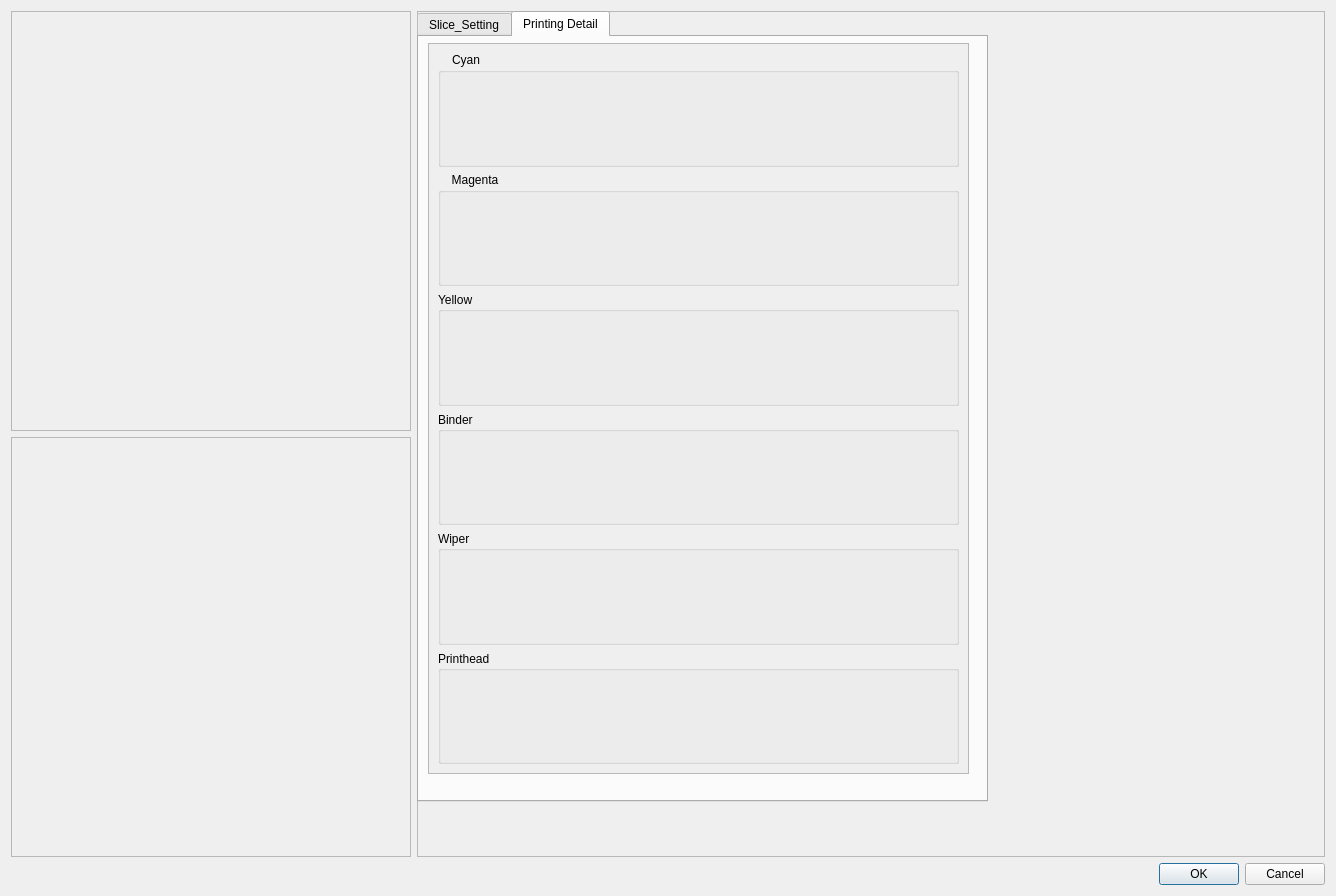
First picture: the form in bcpware/src/bcpware/ui/historyDetail.ui, repository peterstoneee/BCPware_skt, before the edit.
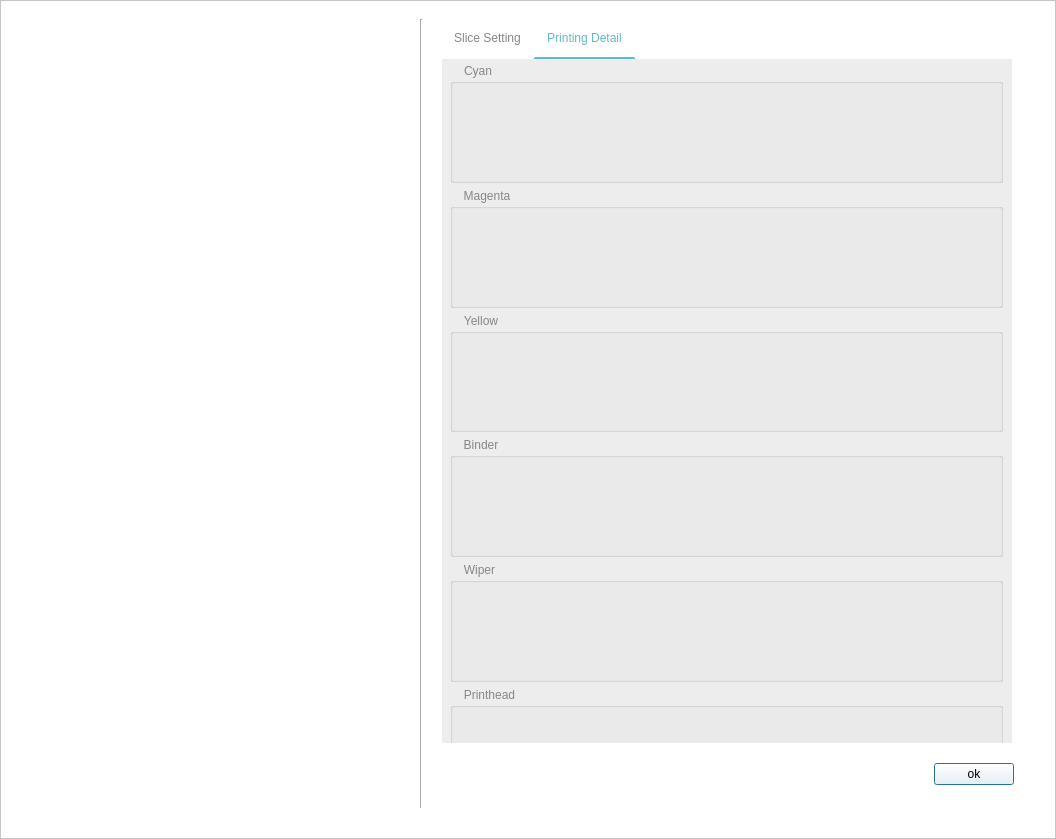
Second picture: the form after the edit. The open tabs and pages were chosen to show the change.

What changed in the file:
```diff
--- a/bcpware/src/bcpware/ui/historyDetail.ui
+++ b/bcpware/src/bcpware/ui/historyDetail.ui
@@ -6,23 +6,78 @@
    <rect>
     <x>0</x>
     <y>0</y>
-    <width>1336</width>
-    <height>896</height>
+    <width>1056</width>
+    <height>839</height>
    </rect>
   </property>
   <property name="windowTitle">
    <string>Dialog</string>
   </property>
+  <property name="styleSheet">
+   <string notr="true">background-color: rgb(255, 255, 255);
+</string>
+  </property>
   <layout class="QGridLayout" name="gridLayout_2">
-   <item row="2" column="1">
-    <widget class="QDialogButtonBox" name="buttonBox">
+   <property name="leftMargin">
+    <number>0</number>
+   </property>
+   <property name="topMargin">
+    <number>0</number>
+   </property>
+   <property name="rightMargin">
+    <number>0</number>
+   </property>
+   <property name="bottomMargin">
+    <number>0</number>
+   </property>
+   <item row="0" column="0" colspan="2">
+    <widget class="QFrame" name="frame_5">
+     <property name="minimumSize">
+      <size>
+       <width>50</width>
+       <height>0</height>
+      </size>
+     </property>
+     <property name="styleSheet">
+      <string notr="true"/>
+     </property>
+     <property name="frameShape">
+      <enum>QFrame::StyledPanel</enum>
+     </property>
+     <property name="frameShadow">
+      <enum>QFrame::Plain</enum>
+     </property>
+     <property name="lineWidth">
+      <number>1</number>
+     </property>
+     <layout class="QGridLayout" name="gridLayout_5">
+      <property name="leftMargin">
+       <number>7</number>
+      </property>
+      <property name="topMargin">
+       <number>7</number>
+      </property>
+      <property name="rightMargin">
+       <number>7</number>
+      </property>
+      <property name="bottomMargin">
+       <number>7</number>
+      </property>
+      <property name="spacing">
+       <number>0</number>
+      </property>
+      <item row="2" column="0">
+       <spacer name="verticalSpacer">
      <property name="orientation">
-      <enum>Qt::Horizontal</enum>
-     </property>
-     <property name="standardButtons">
-      <set>QDialogButtonBox::Cancel|QDialogButtonBox::Ok</set>
-     </property>
-    </widget>
+         <enum>Qt::Vertical</enum>
+        </property>
+        <property name="sizeHint" stdset="0">
+         <size>
+          <width>20</width>
+          <height>27</height>
+         </size>
+        </property>
+       </spacer>
    </item>
    <item row="0" column="0">
     <widget class="QFrame" name="frame">
@@ -38,15 +93,27 @@
        <height>400</height>
       </size>
      </property>
+        <property name="maximumSize">
+         <size>
+          <width>400</width>
+          <height>400</height>
+         </size>
+        </property>
      <property name="frameShape">
-      <enum>QFrame::StyledPanel</enum>
+         <enum>QFrame::NoFrame</enum>
      </property>
      <property name="frameShadow">
-      <enum>QFrame::Raised</enum>
+         <enum>QFrame::Plain</enum>
+        </property>
+        <property name="lineWidth">
+         <number>0</number>
      </property>
      <layout class="QGridLayout" name="gridLayout">
       <item row="0" column="0">
        <widget class="QLabel" name="thumbnailLb">
+           <property name="lineWidth">
+            <number>0</number>
+           </property>
         <property name="text">
          <string/>
         </property>
@@ -55,49 +122,216 @@
      </layout>
     </widget>
    </item>
-   <item row="1" column="0">
-    <widget class="QFrame" name="frame_3">
-     <property name="frameShape">
-      <enum>QFrame::StyledPanel</enum>
-     </property>
-     <property name="frameShadow">
-      <enum>QFrame::Raised</enum>
-     </property>
-    </widget>
-   </item>
    <item row="0" column="1" rowspan="2">
+       <widget class="QFrame" name="frame_4">
+        <property name="minimumSize">
+         <size>
+          <width>25</width>
+          <height>800</height>
+         </size>
+        </property>
+        <property name="maximumSize">
+         <size>
+          <width>25</width>
+          <height>16777215</height>
+         </size>
+        </property>
+        <property name="frameShape">
+         <enum>QFrame::NoFrame</enum>
+        </property>
+        <property name="frameShadow">
+         <enum>QFrame::Plain</enum>
+        </property>
+        <layout class="QGridLayout" name="gridLayout_4">
+         <property name="leftMargin">
+          <number>11</number>
+         </property>
+         <property name="topMargin">
+          <number>11</number>
+         </property>
+         <item row="0" column="0">
+          <widget class="Line" name="line">
+           <property name="minimumSize">
+            <size>
+             <width>0</width>
+             <height>800</height>
+            </size>
+           </property>
+           <property name="orientation">
+            <enum>Qt::Vertical</enum>
+           </property>
+          </widget>
+         </item>
+        </layout>
+       </widget>
+      </item>
+      <item row="0" column="2" rowspan="2">
     <widget class="QFrame" name="frame_2">
      <property name="frameShape">
-      <enum>QFrame::StyledPanel</enum>
+         <enum>QFrame::NoFrame</enum>
      </property>
      <property name="frameShadow">
       <enum>QFrame::Raised</enum>
      </property>
+        <property name="lineWidth">
+         <number>0</number>
+        </property>
+        <layout class="QGridLayout" name="gridLayout_6">
+         <item row="1" column="0">
+          <widget class="QFrame" name="frame_6">
+           <property name="minimumSize">
+            <size>
+             <width>0</width>
+             <height>50</height>
+            </size>
+           </property>
+           <property name="frameShape">
+            <enum>QFrame::NoFrame</enum>
+           </property>
+           <property name="frameShadow">
+            <enum>QFrame::Plain</enum>
+           </property>
+           <property name="lineWidth">
+            <number>0</number>
+           </property>
+           <layout class="QGridLayout" name="gridLayout_7">
+            <item row="0" column="1">
+             <widget class="QPushButton" name="closeButton">
+              <property name="font">
+               <font>
+                <family>Arial</family>
+               </font>
+              </property>
+              <property name="text">
+               <string>ok</string>
+              </property>
+             </widget>
+            </item>
+            <item row="0" column="0">
+             <spacer name="horizontalSpacer">
+              <property name="orientation">
+               <enum>Qt::Horizontal</enum>
+              </property>
+              <property name="sizeType">
+               <enum>QSizePolicy::Expanding</enum>
+              </property>
+              <property name="sizeHint" stdset="0">
+               <size>
+                <width>40</width>
+                <height>20</height>
+               </size>
+              </property>
+             </spacer>
+            </item>
+            <item row="0" column="2">
+             <spacer name="horizontalSpacer_2">
+              <property name="orientation">
+               <enum>Qt::Horizontal</enum>
+              </property>
+              <property name="sizeType">
+               <enum>QSizePolicy::Fixed</enum>
+              </property>
+              <property name="sizeHint" stdset="0">
+               <size>
+                <width>16</width>
+                <height>20</height>
+               </size>
+              </property>
+             </spacer>
+            </item>
+           </layout>
+          </widget>
+         </item>
+         <item row="0" column="0">
      <widget class="QTabWidget" name="tabWidget">
-      <property name="geometry">
-       <rect>
-        <x>0</x>
-        <y>0</y>
-        <width>571</width>
-        <height>791</height>
-       </rect>
+           <property name="styleSheet">
+            <string notr="true">QTabBar::tab {
+color: rgb(134, 134, 134);
+ border: 0px ;
+	border-top-color: #ffffff;
+border-left-color: #ffffff;
+border-right-color: #ffffff;
+  border-bottom-color: #5cbcca;  
+	background-color: rgb(255, 255, 255);
+  
+    min-width: 40ex;
+    padding: 12px;
+	font: 8pt &quot;Arial&quot;;
+
+	/*margin-bottom:10px;*/
+}
+
+QTabBar::tab:selected {
+    /*border-color: #9B9B9B;*/
+	color: rgb(92, 188, 202);
+ 	border: 2px solid ;
+	border-top-color: #ffffff;
+border-left-color: #ffffff;
+border-right-color: #ffffff;
+    border-bottom-color: #5cbcca;  
+ 
+}
+QTabWidget::pane {
+
+border: 0px solid #C2C7CB;
+
+}</string>
       </property>
       <property name="currentIndex">
-       <number>1</number>
+            <number>0</number>
       </property>
       <widget class="QWidget" name="tab">
        <attribute name="title">
-        <string>Slice_Setting</string>
+             <string>Slice Setting</string>
        </attribute>
        <widget class="QScrollArea" name="scrollArea_2">
         <property name="geometry">
          <rect>
-          <x>9</x>
-          <y>6</y>
-          <width>551</width>
-          <height>751</height>
-         </rect>
-        </property>
+               <x>-1</x>
+               <y>-4</y>
+               <width>571</width>
+               <height>771</height>
+              </rect>
+             </property>
+             <property name="styleSheet">
+              <string notr="true"> QScrollBar:vertical {
+     border: 0px solid grey;
+     background: #999999;
+     width: 4px;
+     margin: 0px 0 0px 0;
+ }
+QScrollBar::handle:vertical {  
+	
+	background-color: #5cbcca;
+    min-width: 20px;
+ 	border-top-left-radius: 4px;
+    border-top-right-radius: 4px;
+	border-bottom-left-radius: 4px;
+    border-bottom-right-radius: 4px;
+	
+}
+QScrollBar::add-line:vertical {
+    border: none;
+      background: none;
+      color: none;
+}
+
+ QScrollBar::sub-line:vertical {
+    border: none;
+      background: none;
+      color: none;
+ }
+</string>
+             </property>
+             <property name="frameShape">
+              <enum>QFrame::NoFrame</enum>
+             </property>
+             <property name="frameShadow">
+              <enum>QFrame::Plain</enum>
+             </property>
+             <property name="lineWidth">
+              <number>0</number>
+             </property>
         <property name="widgetResizable">
          <bool>true</bool>
         </property>
@@ -106,10 +340,13 @@
           <rect>
            <x>0</x>
            <y>0</y>
-           <width>549</width>
-           <height>749</height>
-          </rect>
-         </property>
+                <width>571</width>
+                <height>771</height>
+               </rect>
+              </property>
+              <property name="styleSheet">
+               <string notr="true">background: #ededed;</string>
+              </property>
         </widget>
        </widget>
       </widget>
@@ -120,12 +357,55 @@
        <widget class="QScrollArea" name="scrollArea">
         <property name="geometry">
          <rect>
-          <x>9</x>
-          <y>6</y>
-          <width>541</width>
-          <height>731</height>
-         </rect>
-        </property>
+               <x>-1</x>
+               <y>-4</y>
+               <width>571</width>
+               <height>761</height>
+              </rect>
+             </property>
+             <property name="styleSheet">
+              <string notr="true"> QScrollBar:vertical {
+     border: 0px solid ;
+     background: #999999;
+     width: 4px;
+     margin: 0px 0 0px 0;
+ }
+QScrollBar {
+     border: 0px solid ;
+    
+ }
+QScrollBar::handle:vertical {  
+	
+	background-color: #5cbcca;
+    min-width: 20px;
+ 	border-top-left-radius: 4px;
+    border-top-right-radius: 4px;
+	border-bottom-left-radius: 4px;
+    border-bottom-right-radius: 4px;
+	
+}
+QScrollBar::add-line:vertical {
+    border: none;
+      background: none;
+      color: none;
+}
+
+ QScrollBar::sub-line:vertical {
+    border: none;
+      background: none;
+      color: none;
+ }
+</string>
+             </property>
+             <property name="frameShape">
+              <enum>QFrame::NoFrame</enum>
+             </property>
+             <property name="frameShadow">
+              <enum>QFrame::Plain</enum>
+             </property>
+             <property name="lineWidth">
+              <number>0</number>
+             </property>
         <property name="widgetResizable">
          <bool>true</bool>
         </property>
@@ -134,20 +414,24 @@
           <rect>
            <x>0</x>
            <y>0</y>
-           <width>539</width>
-           <height>729</height>
-          </rect>
-         </property>
+                <width>571</width>
+                <height>761</height>
+               </rect>
+              </property>
+              <property name="styleSheet">
+               <string notr="true">background: #ededed;</string>
+              </property>
          <layout class="QGridLayout" name="gridLayout_3">
-          <item row="5" column="0">
-           <widget class="QGroupBox" name="printheadGB">
-            <property name="title">
-             <string>Printhead</string>
-            </property>
-           </widget>
-          </item>
           <item row="4" column="0">
            <widget class="QGroupBox" name="wiperGB">
+                 <property name="styleSheet">
+                  <string notr="true">QGroupBox::title {
+    subcontrol-origin: margin;
+    left: 7px;
+    padding: 0px 5px 0px 5px;
+	color: rgb(134, 134, 134);
+}</string>
+                 </property>
             <property name="title">
              <string>Wiper</string>
             </property>
@@ -161,21 +445,31 @@
               <height>112</height>
              </size>
             </property>
+                 <property name="styleSheet">
+                  <string notr="true">QGroupBox::title {
+    subcontrol-origin: margin;
+    left: 7px;
+    padding: 0px 5px 0px 5px;
+	color: rgb(134, 134, 134);
+}</string>
+                 </property>
             <property name="title">
              <string>Binder</string>
             </property>
            </widget>
           </item>
-          <item row="2" column="0">
-           <widget class="QGroupBox" name="yellowGB">
-            <property name="minimumSize">
-             <size>
-              <width>0</width>
-              <height>112</height>
-             </size>
+               <item row="5" column="0">
+                <widget class="QGroupBox" name="printheadGB">
+                 <property name="styleSheet">
+                  <string notr="true">QGroupBox::title {
+    subcontrol-origin: margin;
+    left: 7px;
+    padding: 0px 5px 0px 5px;
+	color: rgb(134, 134, 134);
+}</string>
             </property>
             <property name="title">
-             <string>Yellow</string>
+                  <string>Printhead</string>
             </property>
            </widget>
           </item>
@@ -192,6 +486,7 @@
     subcontrol-origin: margin;
     left: 7px;
     padding: 0px 5px 0px 5px;
+	color: rgb(134, 134, 134);
 }</string>
             </property>
             <property name="title">
@@ -199,6 +494,27 @@
             </property>
            </widget>
           </item>
+               <item row="2" column="0">
+                <widget class="QGroupBox" name="yellowGB">
+                 <property name="minimumSize">
+                  <size>
+                   <width>0</width>
+                   <height>112</height>
+                  </size>
+                 </property>
+                 <property name="styleSheet">
+                  <string notr="true">QGroupBox::title {
+    subcontrol-origin: margin;
+    left: 7px;
+    padding: 0px 5px 0px 5px;
+	color: rgb(134, 134, 134);
+}</string>
+                 </property>
+                 <property name="title">
+                  <string>Yellow</string>
+                 </property>
+                </widget>
+               </item>
           <item row="0" column="0">
            <widget class="QGroupBox" name="cyanGB">
             <property name="sizePolicy">
@@ -218,7 +534,10 @@
     subcontrol-origin: margin;
     left: 7px;
     padding: 0px 5px 0px 5px;
-}</string>
+	font: 8pt &quot;Arial&quot;;
+	color:rgb(134, 134, 134);
+}
+</string>
             </property>
             <property name="title">
              <string>Cyan</string>
@@ -230,6 +549,43 @@
        </widget>
       </widget>
      </widget>
+         </item>
+        </layout>
+        <zorder>tabWidget</zorder>
+        <zorder>frame_6</zorder>
+       </widget>
+      </item>
+      <item row="1" column="0">
+       <widget class="QFrame" name="frame_3">
+        <property name="minimumSize">
+         <size>
+          <width>0</width>
+          <height>400</height>
+         </size>
+        </property>
+        <property name="maximumSize">
+         <size>
+          <width>16777215</width>
+          <height>400</height>
+         </size>
+        </property>
+        <property name="frameShape">
+         <enum>QFrame::NoFrame</enum>
+        </property>
+        <property name="frameShadow">
+         <enum>QFrame::Plain</enum>
+        </property>
+        <property name="lineWidth">
+         <number>0</number>
+        </property>
+       </widget>
+      </item>
+     </layout>
+     <zorder>frame</zorder>
+     <zorder>verticalSpacer</zorder>
+     <zorder>frame_3</zorder>
+     <zorder>frame_4</zorder>
+     <zorder>frame_2</zorder>
     </widget>
    </item>
   </layout>
```
Left out of the diff: 35 changed lines with no effect on the pictures. Lines whose indentation alone changed are shown as unchanged.
